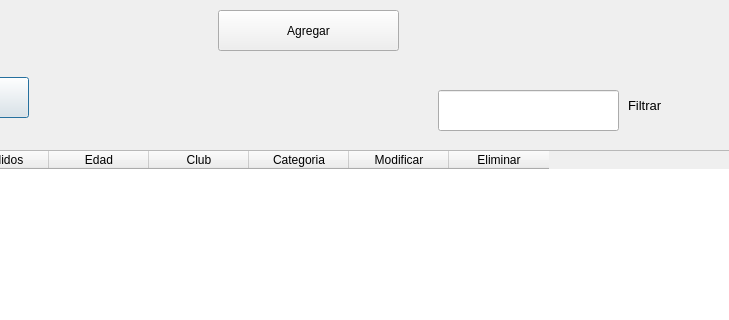
Above: qt/athletesView.ui from germang2/CrossfitTimer before the change; both pictures show x 222 to 951 and y 400 to 720 of the 1088 by 837 pixel window. Below: the same form after it.
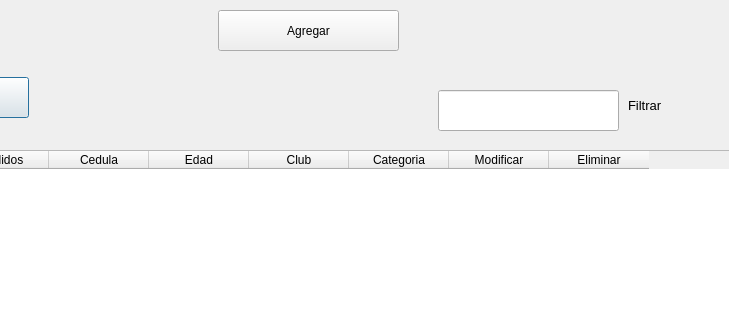
That is the form after the change.

Patch:
```diff
--- a/qt/athletesView.ui
+++ b/qt/athletesView.ui
@@ -247,6 +247,11 @@
      <string>Apellidos</string>
     </property>
    </column>
+   <column>
+    <property name="text">
+     <string>Cedula</string>
+    </property>
+   </column>
    <column>
     <property name="text">
      <string>Edad</string>
```
